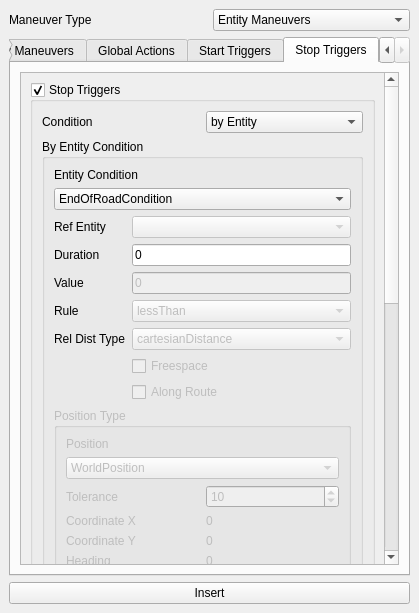
The window that osc_generator/add_maneuvers_widget.ui (carla-simulator/traffic-generation-editor) describes before a commit, drawn with Qt 5.
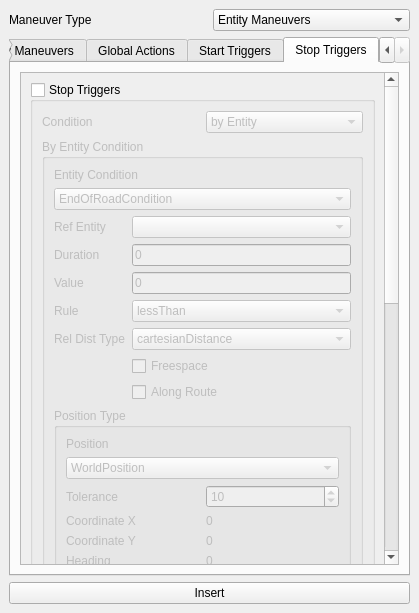
The same window after the commit. The open tabs and pages were chosen to show the change. Icons and pictures are not drawn.

```diff
--- a/osc_generator/add_maneuvers_widget.ui
+++ b/osc_generator/add_maneuvers_widget.ui
@@ -1576,7 +1576,7 @@
            <property name="geometry">
             <rect>
              <x>0</x>
-             <y>-230</y>
+             <y>0</y>
              <width>363</width>
              <height>1156</height>
             </rect>
@@ -1590,6 +1590,9 @@
               <property name="checkable">
                <bool>true</bool>
               </property>
+              <property name="checked">
+               <bool>false</bool>
+              </property>
               <layout class="QGridLayout" name="gridLayout_15">
                <item row="0" column="1">
                 <widget class="QComboBox" name="stop_ConditionType">
```
Left out of the diff: 396 changed lines with no effect on the pictures.
